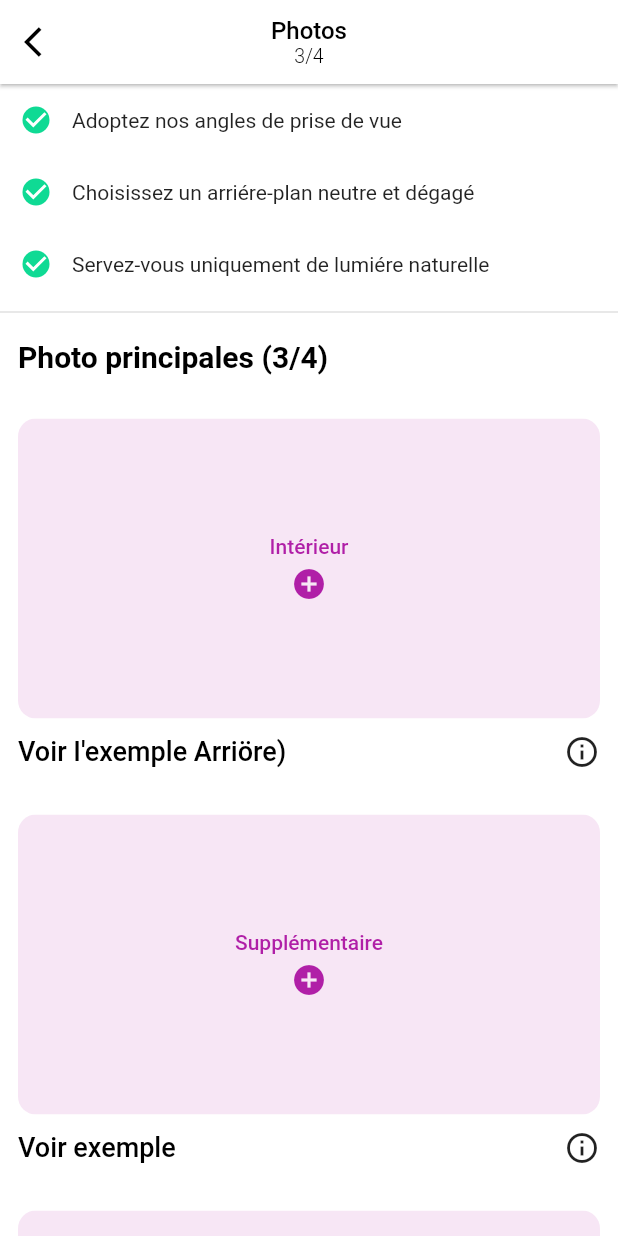
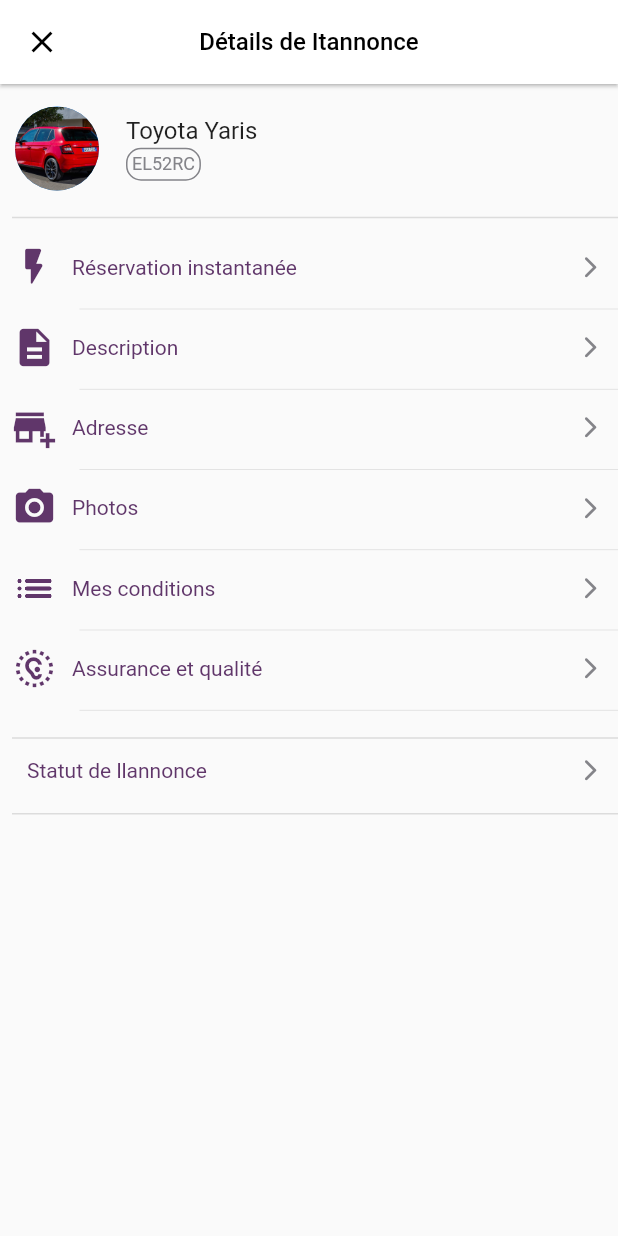
Before and after one commit to Moustapha918/general-drive-mobile, a Flutter app: the screen it shows after launch, on a phone screen of 412 x 824 dp. Run offline on Flutter 3.47's test engine with Material 2 defaults, Android fonts, the phone set to English and light mode, and no system bars; missing offline and left inert: images_picker.

Commit message:
last screen

```diff
--- a/lib/car_details/car_photos_screen.dart
+++ b/lib/car_details/car_photos_screen.dart
@@ -87,6 +87,7 @@ class _CarImagesScreenState extends State<CarImagesScreen> {
                 imageInfoText: imageInfoText[index],
               ),
             ),
+
           ],
         ),
       ),
--- /dev/null
+++ b/lib/car_details/detail_widget.dart
@@ -0,0 +1,66 @@
+import 'package:flutter/material.dart';
+
+import '../extra/ccolors.dart';
+
+class DetailWidget extends StatelessWidget {
+  final String title;
+  final IconData? iconData;
+
+  const DetailWidget({
+    Key? key,
+    required this.title,
+    required this.iconData,
+  }) : super(key: key);
+
+  @override
+  Widget build(BuildContext context) {
+    return Column(
+      children: [
+        Row(
+          children: [
+            if (iconData != null)
+              Icon(
+                iconData,
+                color: CColors.textColorBlue,
+                size: 30,
+              ),
+            SizedBox(
+              width: 10,
+            ),
+            Text(
+              title,
+              style: TextStyle(color: CColors.textColorBlue),
+            ),
+            Expanded(
+              child: Align(
+                alignment: Alignment.bottomRight,
+                child: Padding(
+                  padding: const EdgeInsets.only(right: 10),
+                  child: Icon(
+                    Icons.arrow_forward_ios_rounded,
+                    color: CColors.textColor,
+                    size: 17,
+                  ),
+                ),
+              ),
+            ),
+
+          ],
+        ),
+        SizedBox(
+          height: 5,
+        ),
+        if( iconData !=null )
+        const Padding(
+          padding: EdgeInsets.only(left: 45),
+          child: Divider(
+            thickness: 0.5,
+          ),
+        ),
+        SizedBox(
+          height: 2.5,
+        ),
+      ],
+    );
+  }
+}
--- /dev/null
+++ b/lib/car_details/details_screen.dart
@@ -0,0 +1,135 @@
+import 'package:flutter/material.dart';
+import 'package:general_mobile_drive/car_details/detail_widget.dart';
+
+import '../extra/ccolors.dart';
+
+class DetailScreen extends StatefulWidget {
+  const DetailScreen({Key? key}) : super(key: key);
+
+  @override
+  State<DetailScreen> createState() => _DetailScreenState();
+}
+
+class _DetailScreenState extends State<DetailScreen> {
+  @override
+  Widget build(BuildContext context) {
+    return Scaffold(
+      appBar: AppBar(
+        leading: IconButton(
+          icon: const Icon(
+            Icons.close,
+            color: Colors.black,
+          ),
+          onPressed: () {
+            Navigator.of(context).pop();
+          },
+        ),
+        centerTitle: true,
+        backgroundColor: Colors.white,
+        title: const Text(
+          "Détails de Itannonce",
+          style: TextStyle(
+              fontWeight: FontWeight.w500, color: Colors.black, fontSize: 16),
+        ),
+        elevation: 1,
+      ),
+      body: Padding(
+        padding: const EdgeInsets.only(left: 8),
+        child: Column(
+          children: [
+            const SizedBox(
+              height: 15,
+            ),
+            ListTile(
+              contentPadding: EdgeInsets.zero,
+              leading: const CircleAvatar(
+                backgroundImage: AssetImage("assets/images/car.jpg"),
+                radius: 30,
+              ),
+              title: Column(
+                mainAxisSize: MainAxisSize.min,
+                crossAxisAlignment: CrossAxisAlignment.start,
+                children: [
+                  const Text("Toyota Yaris"),
+                  const SizedBox(
+                    height: 2,
+                  ),
+                  Container(
+                    padding: const EdgeInsets.all(3),
+                    decoration: BoxDecoration(
+                      border: Border.all(
+                        color: CColors.textColor,
+                      ),
+                      borderRadius: BorderRadius.circular(10),
+                      boxShadow: const [
+                        BoxShadow(
+                          spreadRadius: 0,
+                          blurStyle: BlurStyle.outer,
+                          color: Colors.white,
+                          blurRadius: 0.5,
+                        ),
+                      ],
+                    ),
+                    child: Text(
+                      "EL52RC",
+                      style: TextStyle(
+                        color: CColors.textColor,
+                        fontSize: 12,
+                      ),
+                    ),
+                  ),
+                ],
+              ),
+            ),
+            const SizedBox(
+              height: 10,
+            ),
+            const Divider(
+              thickness: 1,
+            ),
+            const SizedBox(
+              height: 10,
+            ),
+            ...List.generate(
+              titles.length,
+              (index) => DetailWidget(
+                title: titles[index],
+                iconData: icons[index],
+              ),
+            ),
+            Divider(
+              thickness: 1,
+            ),
+            Padding(
+              padding: EdgeInsets.symmetric(
+                vertical: 5
+              ),
+              child: DetailWidget(title: "Statut de llannonce", iconData: null ),
+            ),
+            Divider(
+              thickness: 1,
+            ),
+          ],
+        ),
+      ),
+    );
+  }
+
+  var icons = [
+    Icons.flash_on_rounded,
+    Icons.description,
+    Icons.add_business_sharp,
+    Icons.camera_alt,
+    Icons.list_rounded,
+    Icons.noise_aware,
+  ];
+
+  var titles = [
+    "Réservation instantanée",
+    "Description",
+    "Adresse",
+    "Photos",
+    "Mes conditions",
+    "Assurance et qualité",
+  ];
+}
--- a/lib/dashboard/dashboard_screen.dart
+++ b/lib/dashboard/dashboard_screen.dart
@@ -124,11 +124,13 @@ class _DashboardScreenState extends State<DashboardScreen> {
                 width: double.infinity,
                 child: ElevatedButton(
                   onPressed: () {},
+                  style: ElevatedButton.styleFrom(
+                    backgroundColor: CColors.blueColor,
+                    shape: RoundedRectangleBorder(
+                      borderRadius: BorderRadius.circular(12),
+                    ),
+                  ),
                   child: const Text("En Savior Plus"),
-                  style: ElevatedButton.styleFrom(
-                      backgroundColor: CColors.blueColor,
-                      shape: RoundedRectangleBorder(
-                          borderRadius: BorderRadius.circular(12))),
                 ),
               ),
               const SizedBox(
--- a/lib/extra/ccolors.dart
+++ b/lib/extra/ccolors.dart
@@ -4,4 +4,5 @@ class CColors {
   static Color blueColor = const Color(0xffb01fa7);
   static Color greyColor = const Color(0xffefeff0);
   static Color textColor = const Color(0xff848489);
+  static Color textColorBlue = const Color(0xff60366a);
 }
--- a/lib/main.dart
+++ b/lib/main.dart
@@ -1,6 +1,7 @@
 import 'package:flutter/material.dart';
 
 import 'car_details/car_photos_screen.dart';
+import 'car_details/details_screen.dart';
 import 'dashboard/dashboard_screen.dart';
 
 void main() {
@@ -19,7 +20,7 @@ class MyApp extends StatelessWidget {
       theme: ThemeData(
         primarySwatch: Colors.blue,
       ),
-      home: const CarImagesScreen(),
+      home: const DetailScreen(),
     );
   }
 }
```
